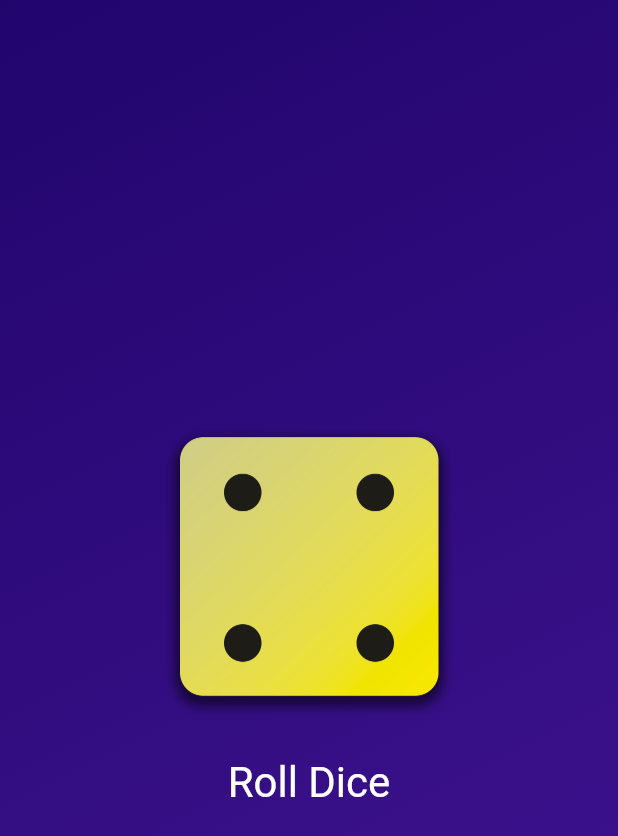
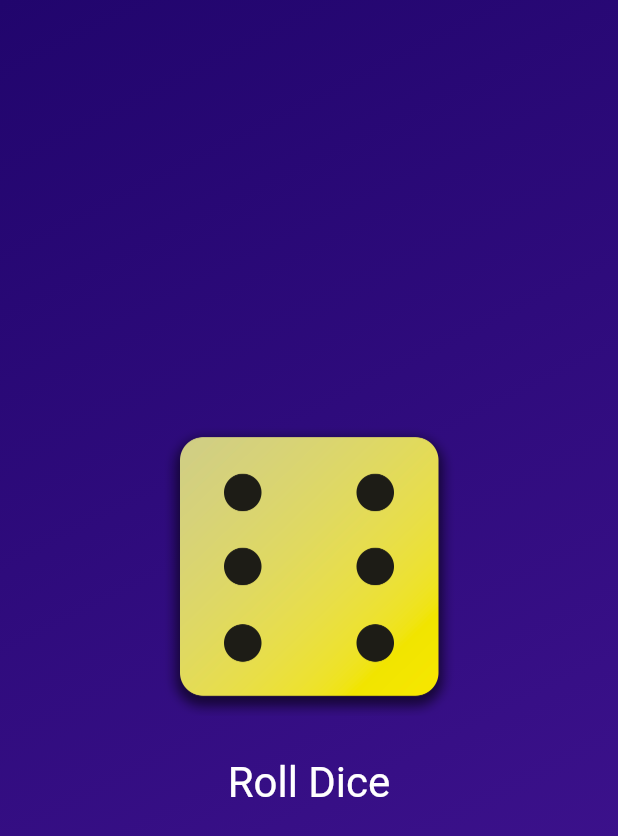
Before and after one commit to arafatanam/Roll_Dice_App-Flutter, a Flutter app: the screen it shows after launch, after a tap on "Roll Dice", on a phone screen of 412 x 824 dp. Shown: the top 836 px of the screen. Run offline on Flutter 3.47's test engine with Material 3 defaults, Android fonts, the phone set to English and light mode, and no system bars.

Commit message:
Code updated

```diff
--- a/lib/dice_roller.dart
+++ b/lib/dice_roller.dart
@@ -1,4 +1,7 @@
+import 'dart:math';
 import 'package:flutter/material.dart';
+
+final randomizer = Random();
 
 class DiceRoller extends StatefulWidget {
   const DiceRoller({super.key});
@@ -10,11 +13,11 @@ class DiceRoller extends StatefulWidget {
 }
 
 class _DiceRollerState extends State<DiceRoller> {
-  var activeDiceImage = 'assets/images/dice-2.png';
+  var currentDiceRoll = randomizer.nextInt(6) + 1;
 
   void rollDice() {
     setState(() {
-      activeDiceImage = 'assets/images/dice-4.png';
+      currentDiceRoll = randomizer.nextInt(6) + 1;
     });
   }
 
@@ -23,7 +26,7 @@ class _DiceRollerState extends State<DiceRoller> {
     return Column(
       mainAxisSize: MainAxisSize.min,
       children: [
-        Image.asset(activeDiceImage, width: 200),
+        Image.asset('assets/images/dice-$currentDiceRoll.png', width: 200),
         const SizedBox(height: 20),
         TextButton(
           onPressed: rollDice,
```
